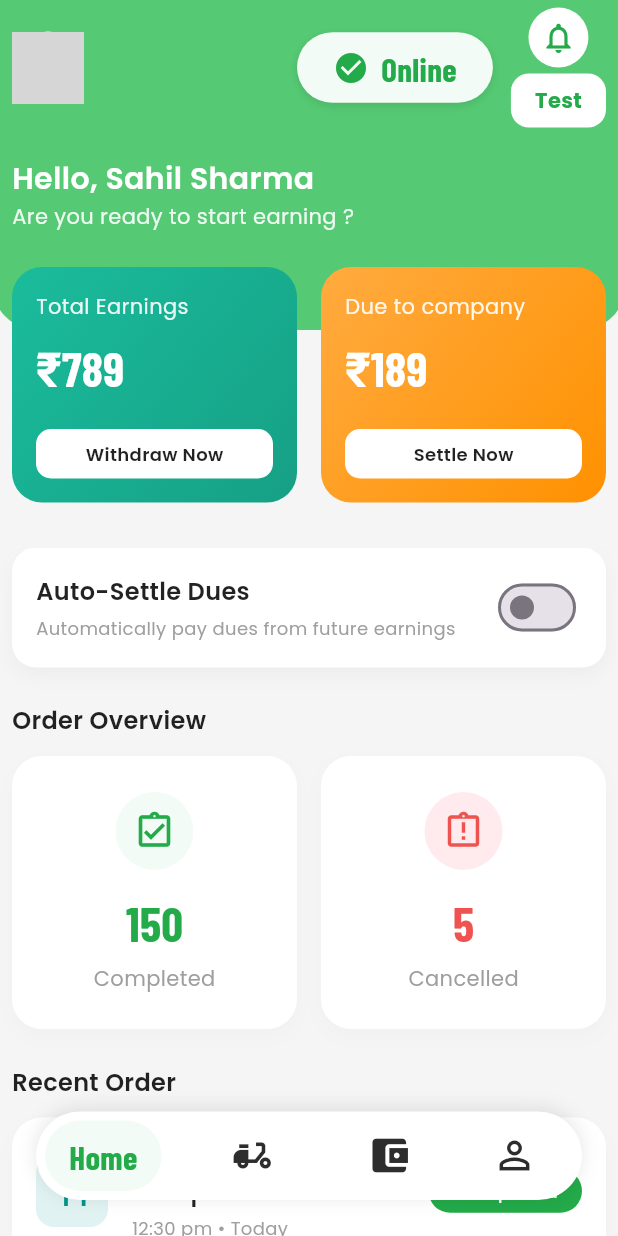
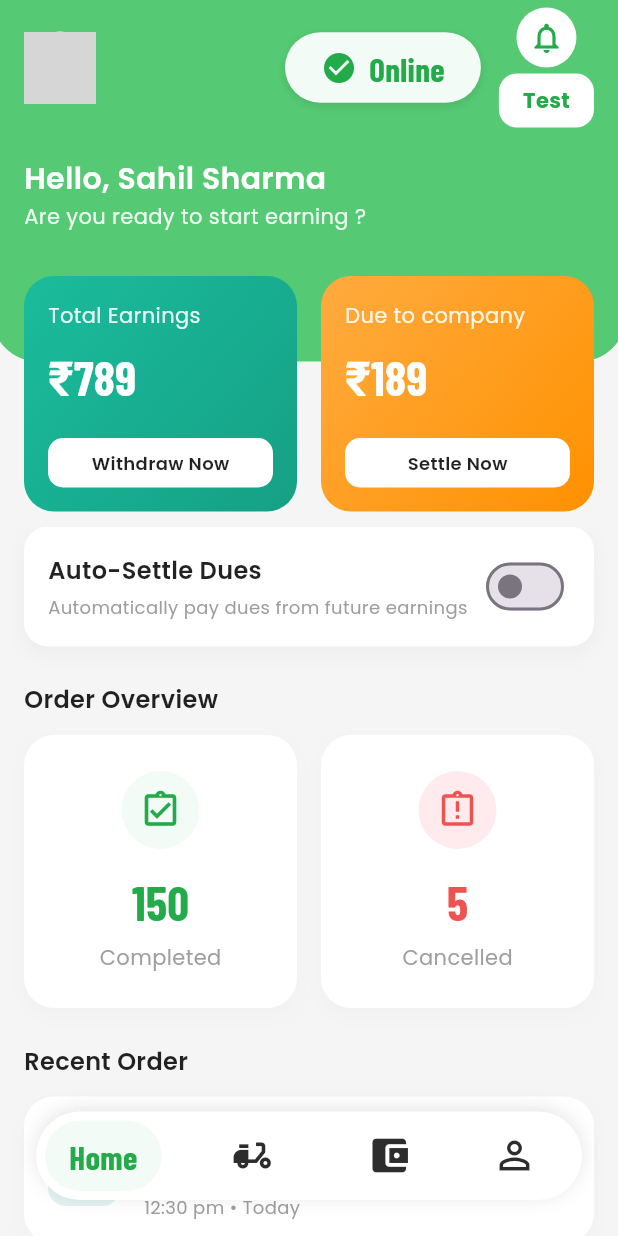
Before and after one commit to SahilParbale/Rider-App, a Flutter app: the screen it shows after launch, on a phone screen of 412 x 824 dp. Run offline on Flutter 3.47's test engine with Material 3 defaults, Android fonts, the phone set to English and light mode, and no system bars; our stand-ins replace google_fonts, google_maps_flutter; missing offline and left inert: flutter_ringtone_player; network calls fail; grey boxes are pictures that could not be loaded.

Commit message:
feat: implement Home screen UI and configure platform-specific plugin registration files

```diff
--- a/lib/home_screen.dart
+++ b/lib/home_screen.dart
@@ -31,15 +31,18 @@ class _HomeScreenState extends State<HomeScreen> with AutomaticKeepAliveClientMi
     // Scaffold removed, returning the main content Stack directly.
     return Container(
       color: const Color(0xFFF5F5F5),
-      child: Stack(
+      child: Column(
+        children: [
+          // Fixed Header Section with overlapping background
+          Stack(
             children: [
               // Green Header Background
               Positioned(
                 top: 0,
                 left: -5,
                 right: -5,
+                bottom: 110, // Adjusts overlap: ~75% bottom, ~25% on green
                 child: Container(
-              height: 220,
                   decoration: const BoxDecoration(
                     color: AppColors.headerGreen,
                     borderRadius: BorderRadius.only(
@@ -51,11 +54,8 @@ class _HomeScreenState extends State<HomeScreen> with AutomaticKeepAliveClientMi
               ),
               SafeArea(
                 bottom: false,
-            child: Column(
-              children: [
-                // Fixed Header Section
-                Padding(
-                  padding: const EdgeInsets.fromLTRB(8, 5, 8, 10),
+                child: Padding(
+                  padding: const EdgeInsets.fromLTRB(16, 5, 16, 10),
                   child: Column(
                     crossAxisAlignment: CrossAxisAlignment.start,
                     children: [
@@ -194,7 +194,7 @@ class _HomeScreenState extends State<HomeScreen> with AutomaticKeepAliveClientMi
                       color: Colors.white.withOpacity(0.9),
                     ),
                   ),
-                  const SizedBox(height: 24),
+                  const SizedBox(height: 30),
 
                   // Stats Cards
                   Row(
@@ -224,15 +224,17 @@ class _HomeScreenState extends State<HomeScreen> with AutomaticKeepAliveClientMi
                       ),
                     ],
                   ),
-                  const SizedBox(height: 20),
                     ],
                   ),
+                ),
+              ),
+            ],
           ),
 
           // Scrollable Content
           Expanded(
             child: SingleChildScrollView(
-                    padding: const EdgeInsets.symmetric(horizontal: 8),
+              padding: const EdgeInsets.symmetric(horizontal: 16),
               child: Column(
                 crossAxisAlignment: CrossAxisAlignment.start,
                 children: [
@@ -362,9 +364,6 @@ class _HomeScreenState extends State<HomeScreen> with AutomaticKeepAliveClientMi
                   const SizedBox(height: 100), // Increased to avoid overlap with nav bar
                 ],
               ),
-                  ),
-                ),
-              ],
             ),
           ),
         ],
```
Also changed, not shown: pubspec.lock, 1 other file. Lines whose indentation alone changed are shown as unchanged.
